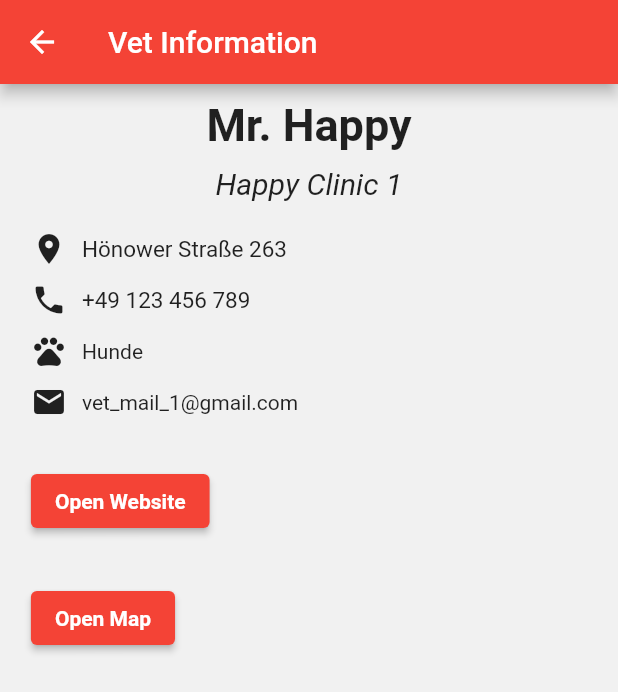
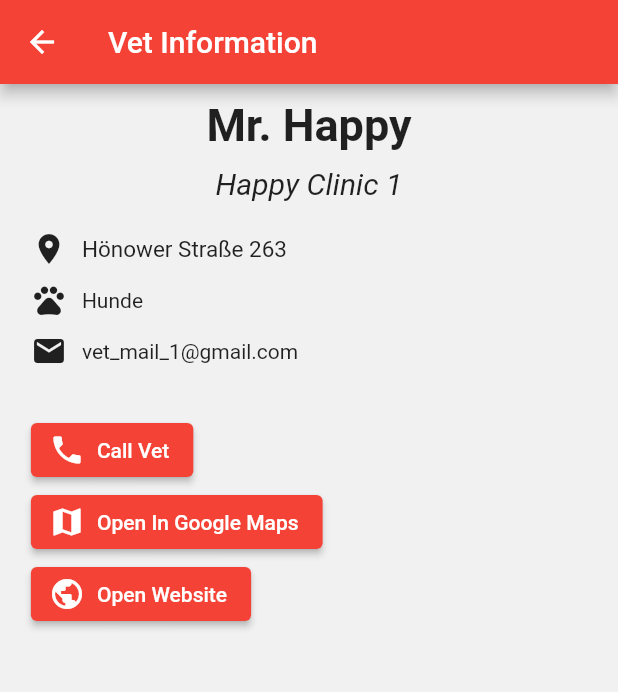
Before and after one commit to hwr-tierarzt-notdienst-finder/vetfinder, a Flutter app: the screen it shows after launch, after a tap on "View Vet", on a phone screen of 412 x 824 dp. Shown: the top 692 px of the screen. Run offline on Flutter 3.47's test engine with Material 2 defaults, Android fonts, the phone set to English and light mode, and no system bars; our stand-ins replace easy_localization, flutter_map, geolocator, latlong2, location, shared_preferences; missing offline and left inert: flutter_geocoder, string_similarity.

Commit message:
- added button to open phone number in phone app - added icons to buttons

```diff
--- a/frontend/lib/vet_information.dart
+++ b/frontend/lib/vet_information.dart
@@ -82,21 +82,6 @@ class VetInformation extends StatelessWidget {
             const SizedBox(height: 10),
             Row(
               children: [
-                const Icon(Icons.phone),
-                Padding(
-                  padding: const EdgeInsets.only(left: 10),
-                  child: Text(
-                    vet.telephoneNumber,
-                    style: const TextStyle(
-                      fontSize: 15,
-                    ),
-                  ),
-                ),
-              ],
-            ),
-            const SizedBox(height: 10),
-            Row(
-              children: [
                 const Icon(Icons.pets),
                 Padding(
                   padding: const EdgeInsets.only(left: 10),
@@ -121,33 +106,39 @@ class VetInformation extends StatelessWidget {
             const SizedBox(height: 30),
             Row(
               children: [
-                ElevatedButton(
-                    child: Text(
-                      'vet_information.open_website'.tr(),
-                      style: const TextStyle(
-                          color: Colors.white, fontWeight: FontWeight.bold),
-                    ),
-                    onPressed: () {
-                      launch(vet.websiteUrl);
-                    }),
+                ElevatedButton.icon(
+                  onPressed: () {
+                    launch('tel:${vet.telephoneNumber}');
+                  },
+                  icon: const Icon(Icons.phone), //icon data for elevated button
+                  label: const Text("Call Vet"), //label text
+                ),
               ],
             ),
-            const SizedBox(height: 30),
             Row(
               children: [
-                ElevatedButton(
-                    child: Text(
-                      'vet_information.open_map'.tr(),
-                      style: TextStyle(
-                          color: Colors.white, fontWeight: FontWeight.bold),
-                    ),
-                    onPressed: () {
-                      launch(
-                          'https://www.google.com/maps/search/?api=1&query=${vet.location.position.latitude},${vet.location.position.longitude}');
-                    }),
+                ElevatedButton.icon(
+                  onPressed: () {
+                    launch(
+                        'https://www.google.com/maps/search/?api=1&query=${vet.location.position.latitude},${vet.location.position.longitude}');
+                  },
+                  icon: const Icon(Icons.map), //icon data for elevated button
+                  label: const Text("Open In Google Maps"), //label text
+                ),
               ],
             ),
-            const SizedBox(height: 10),
+            Row(
+              children: [
+                ElevatedButton.icon(
+                  onPressed: () {
+                    launch(vet.websiteUrl);
+                  },
+                  icon:
+                      const Icon(Icons.public), //icon data for elevated button
+                  label: const Text("Open Website"), //label text
+                ),
+              ],
+            ),
           ],
         ),
       ),
```
